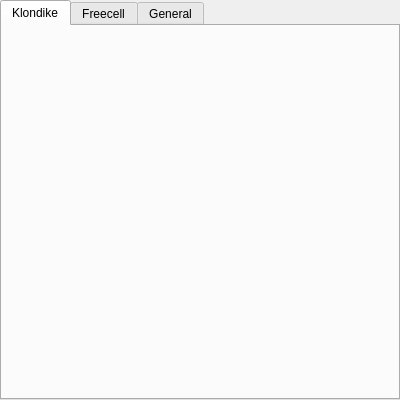
The window that CardGame/help.ui (kiloecho78/CS4865) describes before a commit, drawn with Qt 5.
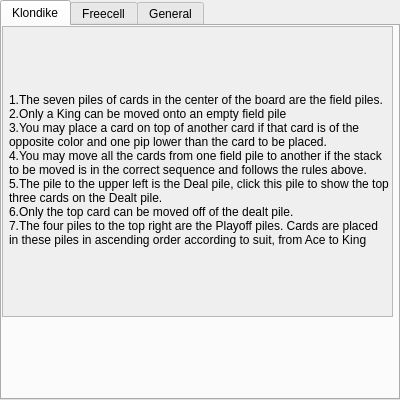
The same window after the commit. The open tabs and pages were chosen to show the change. Icons and pictures are not drawn.

Commit message: Fixed FindClosestDrop and DealAction, added shortcuts to game ui, and created the help and about displays.

Patch:
```diff
--- a/CardGame/help.ui
+++ b/CardGame/help.ui
@@ -48,6 +48,52 @@
     <attribute name="title">
      <string>Klondike</string>
     </attribute>
+    <widget class="QScrollArea" name="scrollArea">
+     <property name="geometry">
+      <rect>
+       <x>0</x>
+       <y>0</y>
+       <width>391</width>
+       <height>291</height>
+      </rect>
+     </property>
+     <property name="widgetResizable">
+      <bool>true</bool>
+     </property>
+     <widget class="QWidget" name="scrollAreaWidgetContents">
+      <property name="geometry">
+       <rect>
+        <x>0</x>
+        <y>0</y>
+        <width>389</width>
+        <height>289</height>
+       </rect>
+      </property>
+      <widget class="QLabel" name="label">
+       <property name="geometry">
+        <rect>
+         <x>6</x>
+         <y>2</y>
+         <width>381</width>
+         <height>281</height>
+        </rect>
+       </property>
+       <property name="text">
+        <string>1.The seven piles of cards in the center of the board are the field piles. 
+2.Only a King can be moved onto an empty field pile
+3.You may place a card on top of another card if that card is of the 
+opposite color and one pip lower than the card to be placed.
+4.You may move all the cards from one field pile to another if the stack
+to be moved is in the correct sequence and follows the rules above.
+5.The pile to the upper left is the Deal pile, click this pile to show the top
+three cards on the Dealt pile.
+6.Only the top card can be moved off of the dealt pile.
+7.The four piles to the top right are the Playoff piles. Cards are placed
+in these piles in ascending order according to suit, from Ace to King</string>
+       </property>
+      </widget>
+     </widget>
+    </widget>
    </widget>
    <widget class="QWidget" name="FreecellTab">
     <attribute name="title">
```
Left out of the diff: 49 changed lines with no effect on the pictures. The commit also changes 11 other files.
